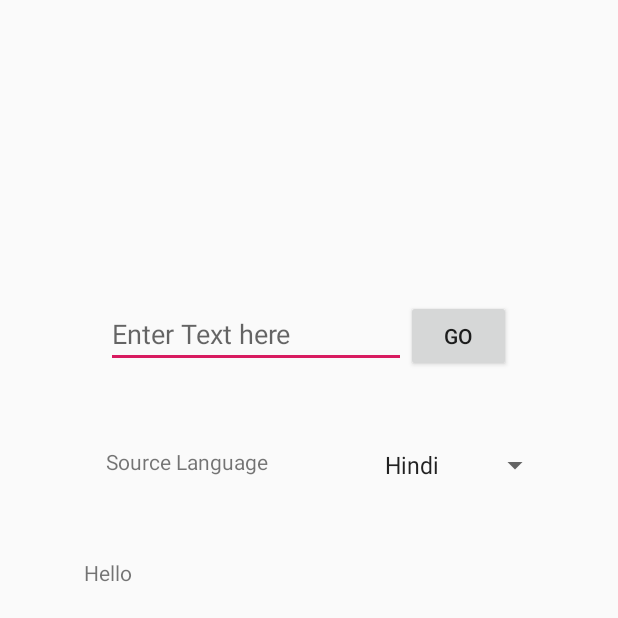
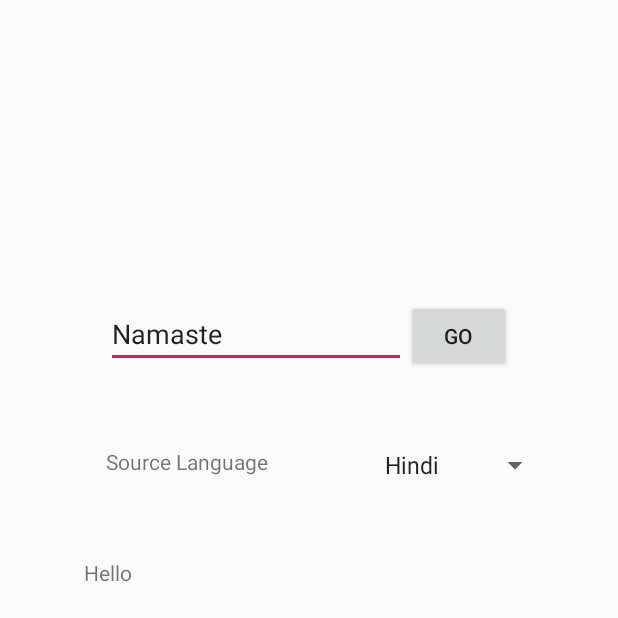
Before and after one commit to Jinay98/Sabre-Hackathon, an Android app: the TranslateActivity screen opened directly, with no data from a screen before it, after a tap on "GO", on a phone screen of 412 x 824 dp, the top half of it. Run offline under Robolectric (Android 15) with nearby library versions, the phone set to English and light mode, and no system bars; our stand-ins replace Volley; network calls fail.

Commit message:
translate done

```diff
--- a/app/build.gradle
+++ b/app/build.gradle
@@ -39,4 +39,5 @@ dependencies {
     implementation 'com.android.support:cardview-v7:28.0.0'
     implementation 'com.android.support:support-v4:28.0.0'
     implementation 'pl.droidsonroids.gif:android-gif-drawable:1.1.+'
+    implementation 'com.android.volley:volley:1.0.0'
 }
--- a/app/src/main/java/com/example/hackathonproject/TranslateActivity.java
+++ b/app/src/main/java/com/example/hackathonproject/TranslateActivity.java
@@ -1,6 +1,14 @@
 package com.example.hackathonproject;
 
 import androidx.appcompat.app.AppCompatActivity;
+
+import com.android.volley.Request;
+import com.android.volley.RequestQueue;
+import com.android.volley.Response;
+import com.android.volley.VolleyError;
+import com.android.volley.toolbox.JsonObjectRequest;
+import com.android.volley.toolbox.StringRequest;
+import com.android.volley.toolbox.Volley;
 import com.example.hackathonproject.Translation;
 import android.os.Bundle;
 import android.view.View;
@@ -8,11 +16,20 @@ import android.widget.EditText;
 import android.widget.Spinner;
 import android.widget.TextView;
 
+import java.io.UnsupportedEncodingException;
+import java.net.URLEncoder;
+
+
+import org.json.JSONObject;
+
+import java.nio.charset.StandardCharsets;
+
 public class TranslateActivity extends AppCompatActivity {
 
     EditText input;
     TextView target;
     Spinner choice;
+    RequestQueue requestQueue;
     @Override
     protected void onCreate(Bundle savedInstanceState) {
         super.onCreate(savedInstanceState);
@@ -21,14 +38,35 @@ public class TranslateActivity extends AppCompatActivity {
         input = (EditText)findViewById(R.id.input_text);
         target = (TextView)findViewById(R.id.target);
         choice = (Spinner)findViewById(R.id.picker);
+
+        requestQueue = Volley.newRequestQueue(this);
     }
 
-    public void go(View view){
+    public void go(View view) throws UnsupportedEncodingException {
         String text = input.getText().toString();
         String language = choice.getSelectedItem().toString();
+        String url = "http://192.168.29.184:8000/translate/" + text.replaceAll(" ", "%20") + "/" + "mr/";
 
-        target.setText(Translation.translate(text, language));
+        JsonObjectRequest jsonObjectRequest = new JsonObjectRequest
+                (Request.Method.GET, url, null, new Response.Listener<JSONObject>() {
 
+                    @Override
+                    public void onResponse(JSONObject response) {
+                        byte[] bytes = response.toString().getBytes(StandardCharsets.UTF_8);
+                        String text = new String(bytes, StandardCharsets.UTF_8);
+                        System.out.println(text);
+                        target.setText(text);
+                    }
+                }, new Response.ErrorListener() {
+
+                    @Override
+                    public void onErrorResponse(VolleyError error) {
+                        System.out.println(error.toString());
+
+                    }
+                });
+        ///target.setText(Translation.translate(text, language));
+        requestQueue.add(jsonObjectRequest);
 
     }
 
--- a/app/src/main/java/com/example/hackathonproject/Translation.java
+++ b/app/src/main/java/com/example/hackathonproject/Translation.java
@@ -3,7 +3,7 @@ package com.example.hackathonproject;
 public class Translation {
 
     public static String translate(String text, String target){
-        return "Hello";
+        return "hello";
     }
 
 }
--- a/app/src/main/res/layout/activity_translate.xml
+++ b/app/src/main/res/layout/activity_translate.xml
@@ -16,7 +16,8 @@
             android:layout_centerHorizontal="false"
             android:layout_marginTop="200dp"
             android:hint="Enter Text here"
-            android:id="@+id/input_text"/>
+            android:id="@+id/input_text"
+            android:text="Namaste"/>
 
         <Button
             android:layout_width="70dp"
@@ -54,6 +55,7 @@
         android:layout_centerHorizontal="true"
         android:layout_below="@+id/picker"
         android:layout_marginTop="50dp"
+        android:text="Hello"
         android:id="@+id/target"/>
 
 
```
